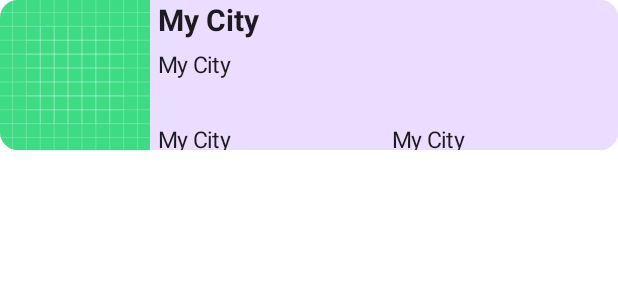
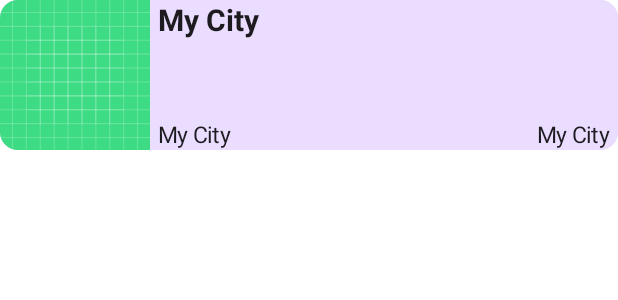
Before and after one commit to Uniq-Studio/My-City, an Android app built with Jetpack Compose: the @Preview function HorizontalImageInfoCardPreview, on a phone screen of 412 x 824 dp. Shown: the top 300 px of the screen. Run offline under Robolectric (Android 15) with nearby library versions, the phone set to English and light mode, and no system bars.

Commit message:
Improved Visuals

```diff
--- a/app/src/main/java/org/uniqstudio/mycity/ui/CommonViews.kt
+++ b/app/src/main/java/org/uniqstudio/mycity/ui/CommonViews.kt
@@ -516,9 +516,7 @@ fun HorizontalImageInfoCard(
                     )
                 }
 
-                Box(modifier = Modifier.weight(3f)) {
-                    DescriptionText(text = description)
-                }
+                Spacer(modifier = Modifier.weight(2f))
 
                 Row(
                     modifier = Modifier
@@ -531,8 +529,11 @@ fun HorizontalImageInfoCard(
 
                     Spacer(modifier = Modifier.size(5.dp))
 
-                    Box(
-                        modifier = Modifier.weight(1f)
+                    Row(
+                        modifier = Modifier.fillMaxWidth()
+                            .weight(1f)
+                            .padding(end = 5.dp),
+                        horizontalArrangement = Arrangement.End
                     ) {
                         DescriptionText(text = subText2)
                     }
```
